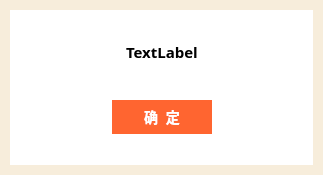
Old version of the form QtClassClient/prompt.ui in the repository ideallx/serveree.
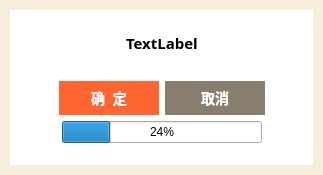
New version of the form.

The edit to the form file:
```diff
--- a/QtClassClient/prompt.ui
+++ b/QtClassClient/prompt.ui
@@ -29,6 +29,10 @@
 
 QLabel {
 	color: black;
+}
+
+QPushButton#pbCancel {
+	background-color: rgb(135, 126, 112);
 }</string>
   </property>
   <layout class="QVBoxLayout" name="verticalLayout">
@@ -134,6 +138,19 @@
        </property>
       </widget>
      </item>
+     <item>
+      <widget class="QPushButton" name="pbCancel">
+       <property name="minimumSize">
+        <size>
+         <width>100</width>
+         <height>0</height>
+        </size>
+       </property>
+       <property name="text">
+        <string>取消</string>
+       </property>
+      </widget>
+     </item>
      <item>
       <spacer name="horizontalSpacer_4">
        <property name="orientation">
@@ -149,6 +166,58 @@
      </item>
     </layout>
    </item>
+   <item>
+    <layout class="QHBoxLayout" name="horizontalLayout_3">
+     <item>
+      <spacer name="horizontalSpacer_5">
+       <property name="orientation">
+        <enum>Qt::Horizontal</enum>
+       </property>
+       <property name="sizeHint" stdset="0">
+        <size>
+         <width>40</width>
+         <height>20</height>
+        </size>
+       </property>
+      </spacer>
+     </item>
+     <item>
+      <widget class="QProgressBar" name="progressBar">
+       <property name="minimumSize">
+        <size>
+         <width>200</width>
+         <height>0</height>
+        </size>
+       </property>
+       <property name="maximumSize">
+        <size>
+         <width>400</width>
+         <height>16777215</height>
+        </size>
+       </property>
+       <property name="value">
+        <number>24</number>
+       </property>
+       <property name="alignment">
+        <set>Qt::AlignCenter</set>
+       </property>
+      </widget>
+     </item>
+     <item>
+      <spacer name="horizontalSpacer_6">
+       <property name="orientation">
+        <enum>Qt::Horizontal</enum>
+       </property>
+       <property name="sizeHint" stdset="0">
+        <size>
+         <width>40</width>
+         <height>20</height>
+        </size>
+       </property>
+      </spacer>
+     </item>
+    </layout>
+   </item>
    <item>
     <spacer name="verticalSpacer_3">
      <property name="orientation">
```
